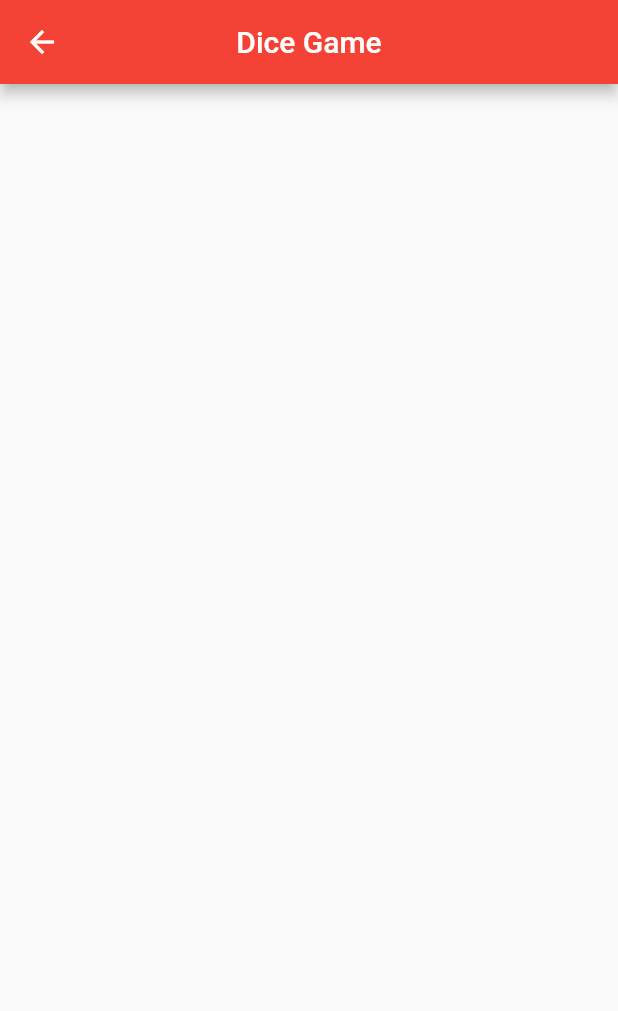
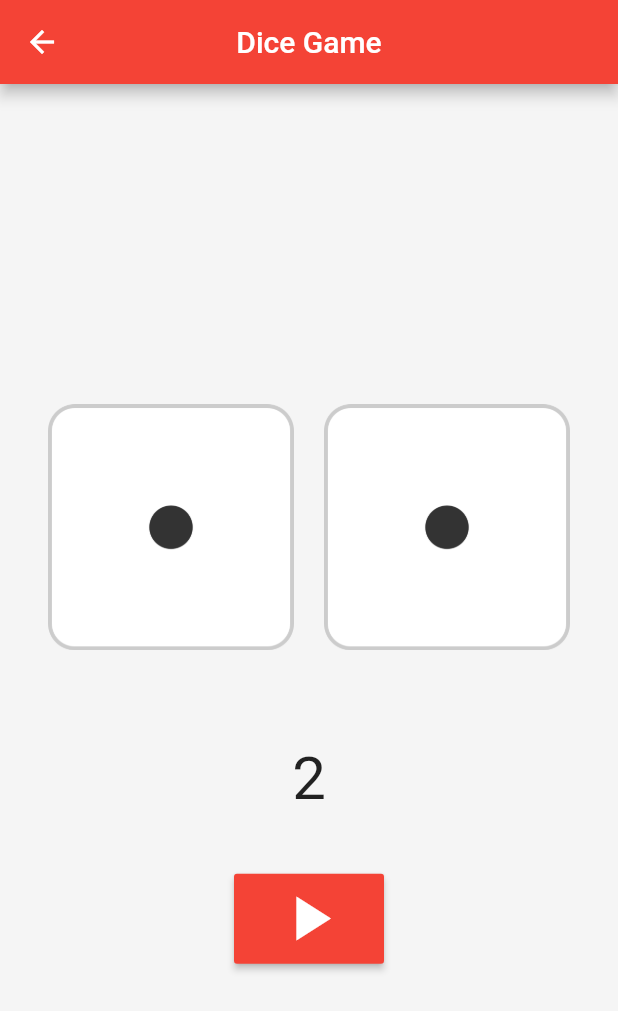
Before and after one commit to cckn/Life-Tracker, a Flutter app: the Dice screen opened directly, on a phone screen of 412 x 824 dp. Shown: the top 1011 px of the screen. Run offline on Flutter 3.47's test engine with Material 2 defaults, Android fonts, the phone set to English and light mode, and no system bars; our stand-ins replace fluttertoast.

Commit message:
Done DiceGame

```diff
--- a/lib/dice.dart
+++ b/lib/dice.dart
@@ -1,14 +1,73 @@
+import 'dart:math';
+
 import 'package:flutter/material.dart';
 
-class Dice extends StatelessWidget {
+class Dice extends StatefulWidget {
+  @override
+  _DiceState createState() => _DiceState();
+}
+
+class _DiceState extends State<Dice> {
+  List<int> dices = [1, 1];
+
   @override
   Widget build(BuildContext context) {
     return Scaffold(
+      backgroundColor: Colors.grey[100],
       appBar: AppBar(
         title: Text("Dice Game"),
         centerTitle: true,
       ),
-      body: Center(),
+      body: Center(
+        child: Column(
+          mainAxisAlignment: MainAxisAlignment.center,
+          children: <Widget>[
+            Padding(
+              padding: const EdgeInsets.all(32),
+              child: Row(
+                mainAxisAlignment: MainAxisAlignment.center,
+                children: <Widget>[
+                  Expanded(
+                    child: Image.asset('images/dice${dices[0]}.png'),
+                  ),
+                  SizedBox(
+                    width: 20,
+                  ),
+                  Expanded(
+                    child: Image.asset('images/dice${dices[1]}.png'),
+                  ),
+                ],
+              ),
+            ),
+            Padding(
+              padding: const EdgeInsets.only(top: 30.0, bottom: 40),
+              child: Text(
+                "${dices.reduce((value, element) {
+                  return value + element;
+                })}",
+                style: TextStyle(fontSize: 40),
+              ),
+            ),
+            ButtonTheme(
+              minWidth: 100,
+              height: 60,
+              child: RaisedButton(
+                onPressed: () {
+                  setState(() {
+                    dices[0] = Random().nextInt(6) + 1;
+                    dices[1] = Random().nextInt(6) + 1;
+                  });
+                },
+                child: Icon(
+                  Icons.play_arrow,
+                  color: Colors.white,
+                  size: 50,
+                ),
+              ),
+            )
+          ],
+        ),
+      ),
     );
   }
 }
```
Also changed, not shown: 4 other files.
